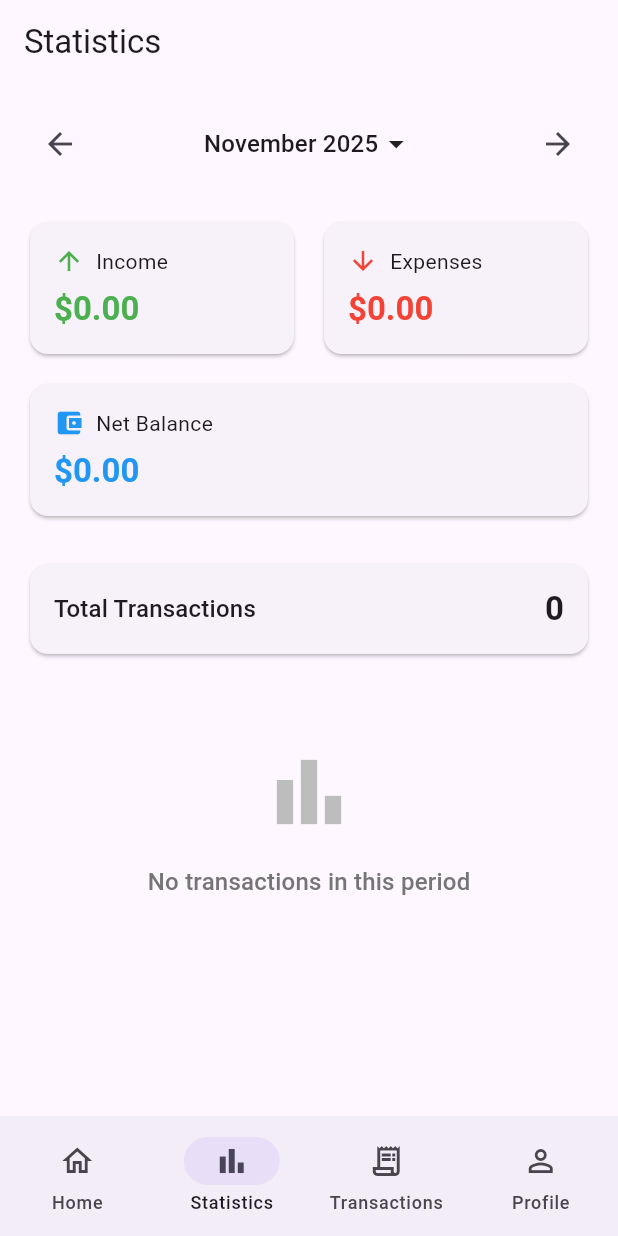
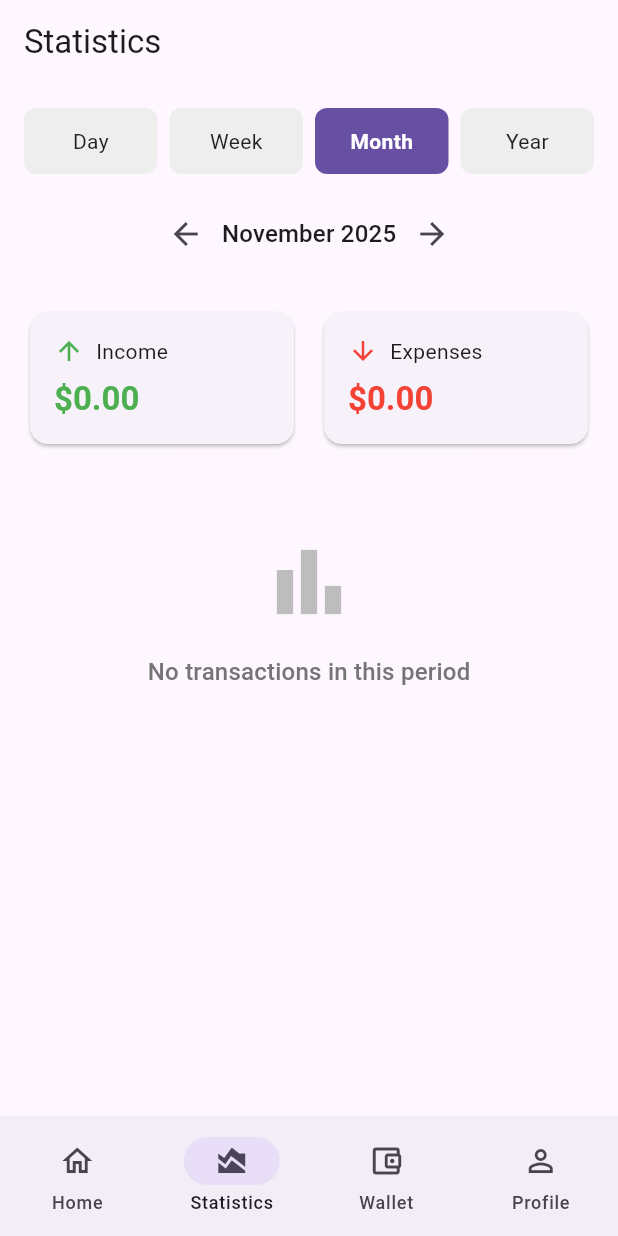
Before and after one commit to Joaozinhhh/Financy-Control, a Flutter app: the StatisticsView screen opened by its route, on a phone screen of 412 x 824 dp. Run offline on Flutter 3.47's test engine with Material 3 defaults, Android fonts, the phone set to English and light mode, and no system bars; our stand-ins replace fl_chart, get_it, go_router, pdf, printing; accounts and stored records are empty.

Commit message:
feat: add statistics charts (wip)

```diff
--- a/lib/features/home/home_shell.dart
+++ b/lib/features/home/home_shell.dart
@@ -23,10 +23,26 @@ class HomeShell extends StatelessWidget {
         selectedIndex: navigationShell.currentIndex,
         onDestinationSelected: _goBranch,
         destinations: const [
-          NavigationDestination(icon: Icon(Icons.home_outlined), selectedIcon: Icon(Icons.home), label: 'Home'),
-          NavigationDestination(icon: Icon(Icons.bar_chart_outlined), selectedIcon: Icon(Icons.bar_chart), label: 'Statistics'),
-          NavigationDestination(icon: Icon(Icons.receipt_long_outlined), selectedIcon: Icon(Icons.receipt_long), label: 'Transactions'),
-          NavigationDestination(icon: Icon(Icons.person_outline), selectedIcon: Icon(Icons.person), label: 'Profile'),
+          NavigationDestination(
+            icon: Icon(Icons.home_outlined),
+            selectedIcon: Icon(Icons.home),
+            label: 'Home',
+          ),
+          NavigationDestination(
+            icon: Icon(Icons.area_chart_outlined),
+            selectedIcon: Icon(Icons.area_chart),
+            label: 'Statistics',
+          ),
+          NavigationDestination(
+            icon: Icon(Icons.account_balance_wallet_outlined),
+            selectedIcon: Icon(Icons.account_balance_wallet),
+            label: 'Wallet',
+          ),
+          NavigationDestination(
+            icon: Icon(Icons.person_outline),
+            selectedIcon: Icon(Icons.person),
+            label: 'Profile',
+          ),
         ],
       ),
     );
--- a/lib/features/statistics/statistics_view.dart
+++ b/lib/features/statistics/statistics_view.dart
@@ -1,5 +1,6 @@
 import 'package:financy_control/core/extensions.dart';
 import 'package:financy_control/features/statistics/statistics_view_model.dart';
+import 'package:fl_chart/fl_chart.dart';
 import 'package:flutter/material.dart';
 import 'package:intl/intl.dart';
 
@@ -39,14 +40,24 @@ class _StatisticsViewState extends State<StatisticsView> {
     final now = DateTime.now();
     _selectedRange = range;
     switch (range) {
+      case 'Day':
+        _currentRangeDisplay = DateFormat.yMMMd().format(now);
+        _viewModel.setStartDate(DateTime(now.year, now.month, now.day));
+        _viewModel.setEndDate(
+          DateTime(now.year, now.month, now.day, 23, 59, 59),
+        );
+        break;
       case 'Week':
         final startOfWeek = now.subtract(Duration(days: now.weekday - 1));
+        final endOfWeek = startOfWeek.add(const Duration(days: 6));
         _currentRangeDisplay =
-            '${DateFormat.MMMd().format(startOfWeek)} - ${DateFormat.MMMd().format(now)}';
+            '${DateFormat.MMMd().format(startOfWeek)} - ${DateFormat.MMMd().format(endOfWeek)}';
         _viewModel.setStartDate(
           DateTime(startOfWeek.year, startOfWeek.month, startOfWeek.day),
         );
-        _viewModel.setEndDate(DateTime(now.year, now.month, now.day, 23, 59, 59));
+        _viewModel.setEndDate(
+          DateTime(endOfWeek.year, endOfWeek.month, endOfWeek.day, 23, 59, 59),
+        );
         break;
       case 'Month':
         _currentRangeDisplay = DateFormat.yMMMM().format(now);
@@ -68,6 +79,17 @@ class _StatisticsViewState extends State<StatisticsView> {
     if (startDate == null || endDate == null) return;
 
     switch (_selectedRange) {
+      case 'Day':
+        final offset = direction == 'previous' ? -1 : 1;
+        final newDate = startDate.add(Duration(days: offset));
+        _viewModel.setStartDate(
+          DateTime(newDate.year, newDate.month, newDate.day),
+        );
+        _viewModel.setEndDate(
+          DateTime(newDate.year, newDate.month, newDate.day, 23, 59, 59),
+        );
+        _currentRangeDisplay = DateFormat.yMMMd().format(newDate);
+        break;
       case 'Week':
         final offset = direction == 'previous' ? -7 : 7;
         final newStart = startDate.add(Duration(days: offset));
@@ -116,44 +138,55 @@ class _StatisticsViewState extends State<StatisticsView> {
               child: Column(
                 crossAxisAlignment: CrossAxisAlignment.stretch,
                 children: [
-                      // Date range selector
+                  // Range selector buttons
                   Row(
-                        mainAxisAlignment: MainAxisAlignment.spaceEvenly,
+                    children: [
+                      Expanded(
+                        child: _RangeButton(
+                          label: 'Day',
+                          isSelected: _selectedRange == 'Day',
+                          onTap: () => _updateDateRange('Day'),
+                        ),
+                      ),
+                      const SizedBox(width: 8),
+                      Expanded(
+                        child: _RangeButton(
+                          label: 'Week',
+                          isSelected: _selectedRange == 'Week',
+                          onTap: () => _updateDateRange('Week'),
+                        ),
+                      ),
+                      const SizedBox(width: 8),
+                      Expanded(
+                        child: _RangeButton(
+                          label: 'Month',
+                          isSelected: _selectedRange == 'Month',
+                          onTap: () => _updateDateRange('Month'),
+                        ),
+                      ),
+                      const SizedBox(width: 8),
+                      Expanded(
+                        child: _RangeButton(
+                          label: 'Year',
+                          isSelected: _selectedRange == 'Year',
+                          onTap: () => _updateDateRange('Year'),
+                        ),
+                      ),
+                    ],
+                  ),
+                  const SizedBox(height: 16),
+
+                  // Date navigation
+                  Row(
+                    mainAxisAlignment: MainAxisAlignment.center,
                     children: [
                       IconButton(
                         icon: const Icon(Icons.arrow_back),
                         onPressed: () => _navigateDateRange('previous'),
                       ),
-                          Flexible(
-                            child: PopupMenuButton<String>(
-                              onSelected: _updateDateRange,
-                              itemBuilder: (context) => const [
-                                PopupMenuItem(
-                                  value: 'Week',
-                                  child: Text('Week'),
-                                ),
-                                PopupMenuItem(
-                                  value: 'Month',
-                                  child: Text('Month'),
-                                ),
-                                PopupMenuItem(
-                                  value: 'Year',
-                                  child: Text('Year'),
-                                ),
-                              ],
-                              child: Row(
-                                mainAxisAlignment: MainAxisAlignment.center,
-                                children: [
                       Text(
                         _currentRangeDisplay,
-                                    style: Theme.of(context)
-                                        .textTheme
-                                        .titleMedium,
-                                  ),
-                                  const Icon(Icons.arrow_drop_down),
-                                ],
-                              ),
-                            ),
+                        style: Theme.of(context).textTheme.titleMedium,
                       ),
                       IconButton(
                         icon: const Icon(Icons.arrow_forward),
@@ -163,7 +196,7 @@ class _StatisticsViewState extends State<StatisticsView> {
                   ),
                   const SizedBox(height: 24),
 
-                      // Summary cards
+                  // Income and Expense cards
                   Row(
                     children: [
                       Expanded(
@@ -185,70 +218,68 @@ class _StatisticsViewState extends State<StatisticsView> {
                       ),
                     ],
                   ),
-                      const SizedBox(height: 12),
-                      _SummaryCard(
-                        title: 'Net Balance',
-                        amount: _viewModel.netBalance,
-                        color: _viewModel.netBalance >= 0
-                            ? Colors.blue
-                            : Colors.orange,
-                        icon: Icons.account_balance_wallet,
-                      ),
                   const SizedBox(height: 24),
 
-                      // Transaction count
+                  // Chart section
+                  if (_viewModel.transactionCount > 0) ...[
+                    Text(
+                      'Income vs Expense Trend',
+                      style: Theme.of(context).textTheme.titleLarge,
+                    ),
+                    const SizedBox(height: 12),
                     Card(
                       child: Padding(
                         padding: const EdgeInsets.all(16),
-                          child: Row(
-                            mainAxisAlignment: MainAxisAlignment.spaceBetween,
-                            children: [
-                              Text(
-                                'Total Transactions',
-                                style: Theme.of(context).textTheme.titleMedium,
-                              ),
-                              Text(
-                                '${_viewModel.transactionCount}',
-                                style: Theme.of(context)
-                                    .textTheme
-                                    .titleLarge
-                                    ?.copyWith(fontWeight: FontWeight.bold),
-                              ),
-                            ],
+                        child: SizedBox(
+                          height: 250,
+                          child: _LineChartWidget(
+                            dailyStats: _viewModel.dailyStatistics,
                           ),
                         ),
-                      ),
-                      const SizedBox(height: 24),
-
-                      // Income by category
-                      if (_viewModel.incomeByCategory.isNotEmpty) ...[
-                        Text(
-                          'Income by Category',
-                          style: Theme.of(context).textTheme.titleLarge,
-                        ),
-                        const SizedBox(height: 12),
-                        ..._viewModel.incomeByCategory.map(
-                          (stat) => _CategoryStatisticTile(
-                            statistic: stat,
-                            totalAmount: _viewModel.totalIncome,
-                            color: Colors.green,
                       ),
                     ),
                     const SizedBox(height: 24),
                   ],
 
-                      // Expenses by category
-                      if (_viewModel.expenseByCategory.isNotEmpty) ...[
+                  // Top Transactions
+                  if (_viewModel.topTransactions.isNotEmpty) ...[
                     Text(
-                          'Expenses by Category',
+                      'Top Transactions',
                       style: Theme.of(context).textTheme.titleLarge,
                     ),
                     const SizedBox(height: 12),
-                        ..._viewModel.expenseByCategory.map(
-                          (stat) => _CategoryStatisticTile(
-                            statistic: stat,
-                            totalAmount: _viewModel.totalExpense,
-                            color: Colors.red,
+                    ..._viewModel.topTransactions.map(
+                      (transaction) => Card(
+                        margin: const EdgeInsets.only(bottom: 8),
+                        child: ListTile(
+                          leading: CircleAvatar(
+                            backgroundColor: transaction.category.income
+                                ? Colors.green.withValues(alpha: 0.2)
+                                : Colors.red.withValues(alpha: 0.2),
+                            child: Icon(
+                              transaction.category.income
+                                  ? Icons.arrow_upward
+                                  : Icons.arrow_downward,
+                              color: transaction.category.income
+                                  ? Colors.green
+                                  : Colors.red,
+                            ),
+                          ),
+                          title: Text(transaction.description),
+                          subtitle: Text(
+                            '${transaction.category.description.capitalize()} • ${DateFormat.MMMd().format(transaction.date)}',
+                          ),
+                          trailing: Text(
+                            '\$${transaction.amount.abs().toStringAsFixed(2)}',
+                            style: Theme.of(context).textTheme.titleMedium
+                                ?.copyWith(
+                                  color: transaction.category.income
+                                      ? Colors.green
+                                      : Colors.red,
+                                  fontWeight: FontWeight.bold,
+                                ),
+                          ),
+                        ),
                       ),
                     ),
                   ],
@@ -268,9 +299,7 @@ class _StatisticsViewState extends State<StatisticsView> {
                             const SizedBox(height: 16),
                             Text(
                               'No transactions in this period',
-                                  style: Theme.of(context)
-                                      .textTheme
-                                      .titleMedium
+                              style: Theme.of(context).textTheme.titleMedium
                                   ?.copyWith(color: Colors.grey[600]),
                             ),
                           ],
@@ -278,6 +307,43 @@ class _StatisticsViewState extends State<StatisticsView> {
                       ),
                     ),
                 ],
+              ),
+            ),
+    );
+  }
+}
+
+class _RangeButton extends StatelessWidget {
+  final String label;
+  final bool isSelected;
+  final VoidCallback onTap;
+
+  const _RangeButton({
+    required this.label,
+    required this.isSelected,
+    required this.onTap,
+  });
+
+  @override
+  Widget build(BuildContext context) {
+    return GestureDetector(
+      onTap: onTap,
+      child: Container(
+        padding: const EdgeInsets.symmetric(vertical: 12),
+        decoration: BoxDecoration(
+          color: isSelected
+              ? Theme.of(context).colorScheme.primary
+              : Colors.grey[200],
+          borderRadius: BorderRadius.circular(8),
+        ),
+        child: Center(
+          child: Text(
+            label,
+            style: TextStyle(
+              color: isSelected ? Colors.white : Colors.black87,
+              fontWeight: isSelected ? FontWeight.bold : FontWeight.normal,
+            ),
+          ),
         ),
       ),
     );
@@ -300,6 +366,9 @@ class _SummaryCard extends StatelessWidget {
   @override
   Widget build(BuildContext context) {
     return Card(
+      shape: RoundedRectangleBorder(
+        borderRadius: BorderRadius.circular(12),
+      ),
       child: Padding(
         padding: const EdgeInsets.all(16),
         child: Column(
@@ -330,72 +399,173 @@ class _SummaryCard extends StatelessWidget {
   }
 }
 
-class _CategoryStatisticTile extends StatelessWidget {
-  final CategoryStatistic statistic;
-  final double totalAmount;
-  final Color color;
+class _LineChartWidget extends StatelessWidget {
+  final List<DailyStatistic> dailyStats;
 
-  const _CategoryStatisticTile({
-    required this.statistic,
-    required this.totalAmount,
-    required this.color,
-  });
+  const _LineChartWidget({required this.dailyStats});
 
   @override
   Widget build(BuildContext context) {
-    final percentage = totalAmount > 0
-        ? (statistic.total / totalAmount * 100)
-        : 0.0;
+    if (dailyStats.isEmpty) {
+      return const Center(child: Text('No data available'));
+    }
 
-    return Card(
-      margin: const EdgeInsets.only(bottom: 8),
-      child: Padding(
-        padding: const EdgeInsets.all(16),
-        child: Column(
-          crossAxisAlignment: CrossAxisAlignment.start,
+    final incomeSpots = dailyStats.asMap().entries.map((entry) {
+      return FlSpot(entry.key.toDouble(), entry.value.income);
+    }).toList();
+
+    final expenseSpots = dailyStats.asMap().entries.map((entry) {
+      return FlSpot(entry.key.toDouble(), entry.value.expense);
+    }).toList();
+
+    final maxY =
+        dailyStats
+            .map(
+              (stat) => stat.income > stat.expense ? stat.income : stat.expense,
+            )
+            .reduce((a, b) => a > b ? a : b) +
+        10;
+
+    return LineChart(
+      LineChartData(
+        gridData: FlGridData(
+          show: true,
+          drawVerticalLine: true,
+          horizontalInterval: maxY / 5,
+          getDrawingHorizontalLine: (value) {
+            return FlLine(
+              color: Colors.grey.withValues(alpha: 0.2),
+              strokeWidth: 1,
+            );
+          },
+          getDrawingVerticalLine: (value) {
+            return FlLine(
+              color: Colors.grey.withValues(alpha: 0.2),
+              strokeWidth: 1,
+            );
+          },
+        ),
+        titlesData: FlTitlesData(
+          show: true,
+          rightTitles: const AxisTitles(
+            sideTitles: SideTitles(showTitles: false),
+          ),
+          topTitles: const AxisTitles(
+            sideTitles: SideTitles(showTitles: false),
+          ),
+          bottomTitles: AxisTitles(
+            sideTitles: SideTitles(
+              showTitles: true,
+              reservedSize: 30,
+              interval: dailyStats.length > 10 ? dailyStats.length / 5 : 1,
+              getTitlesWidget: (value, meta) {
+                final index = value.toInt();
+                if (index < 0 || index >= dailyStats.length) {
+                  return const Text('');
+                }
+                return Padding(
+                  padding: const EdgeInsets.only(top: 8.0),
+                  child: Text(
+                    DateFormat.MMMd().format(dailyStats[index].date),
+                    style: const TextStyle(fontSize: 10),
+                  ),
+                );
+              },
+            ),
+          ),
+          leftTitles: AxisTitles(
+            sideTitles: SideTitles(
+              showTitles: true,
+              reservedSize: 45,
+              interval: maxY / 5,
+              getTitlesWidget: (value, meta) {
+                return Text(
+                  '\$${value.toInt()}',
+                  style: const TextStyle(fontSize: 10),
+                );
+              },
+            ),
+          ),
+        ),
+        borderData: FlBorderData(
+          show: true,
+          border: Border.all(color: Colors.grey.withValues(alpha: 0.3)),
+        ),
+        minX: 0,
+        maxX: (dailyStats.length - 1).toDouble(),
+        minY: 0,
+        maxY: maxY * 1.1,
+        lineBarsData: [
+          LineChartBarData(
+            spots: incomeSpots,
+            isCurved: false,
+            color: Colors.green,
+            barWidth: 3,
+            isStrokeCapRound: true,
+            dotData: FlDotData(
+              show: true,
+              getDotPainter: (spot, percent, barData, index) {
+                return FlDotCirclePainter(
+                  radius: 4,
+                  color: Colors.green,
+                  strokeWidth: 2,
+                  strokeColor: Colors.white,
+                );
+              },
+            ),
+            belowBarData: BarAreaData(show: false),
+          ),
+          LineChartBarData(
+            spots: expenseSpots,
+            isCurved: false,
+            color: Colors.red,
+            barWidth: 3,
+            isStrokeCapRound: true,
+            dotData: FlDotData(
+              show: true,
+              getDotPainter: (spot, percent, barData, index) {
+                return FlDotCirclePainter(
+                  radius: 4,
+                  color: Colors.red,
+                  strokeWidth: 2,
+                  strokeColor: Colors.white,
+                );
+              },
+            ),
+            belowBarData: BarAreaData(show: false),
+          ),
+        ],
+        lineTouchData: LineTouchData(
+          touchTooltipData: LineTouchTooltipData(
+            getTooltipColor: (touchedSpot) =>
+                Colors.blueGrey.withValues(alpha: 0.8),
+            getTooltipItems: (List<LineBarSpot> touchedBarSpots) {
+              return touchedBarSpots.map((barSpot) {
+                final flSpot = barSpot;
+                final date = dailyStats[flSpot.x.toInt()].date;
+                final isIncome = barSpot.barIndex == 0;
+
+                return LineTooltipItem(
+                  '${DateFormat.MMMd().format(date)}\n',
+                  const TextStyle(
+                    color: Colors.white,
+                    fontWeight: FontWeight.bold,
+                  ),
                   children: [
-            Row(
-              mainAxisAlignment: MainAxisAlignment.spaceBetween,
-              children: [
-                Text(
-                  statistic.category.description.capitalize(),
-                  style: Theme.of(context).textTheme.titleMedium,
-                ),
-                Text(
-                  '\$${statistic.total.toStringAsFixed(2)}',
-                  style: Theme.of(context).textTheme.titleMedium?.copyWith(
-                        fontWeight: FontWeight.bold,
-                        color: color,
+                    TextSpan(
+                      text:
+                          '${isIncome ? 'Income' : 'Expense'}: \$${flSpot.y.toStringAsFixed(2)}',
+                      style: TextStyle(
+                        color: isIncome ? Colors.green : Colors.red,
+                        fontWeight: FontWeight.normal,
                       ),
                     ),
                   ],
+                );
+              }).toList();
+            },
           ),
-            const SizedBox(height: 8),
-            Row(
-              children: [
-                Expanded(
-                  child: LinearProgressIndicator(
-                    value: percentage / 100,
-                    backgroundColor: color.withValues(alpha: 0.2),
-                    valueColor: AlwaysStoppedAnimation<Color>(color),
-                  ),
-                ),
-                const SizedBox(width: 12),
-                Text(
-                  '${percentage.toStringAsFixed(1)}%',
-                  style: Theme.of(context).textTheme.bodyMedium,
-                ),
-              ],
-            ),
-            const SizedBox(height: 4),
-            Text(
-              '${statistic.count} transaction${statistic.count != 1 ? 's' : ''}',
-              style: Theme.of(context)
-                  .textTheme
-                  .bodySmall
-                  ?.copyWith(color: Colors.grey[600]),
-            ),
-          ],
+          handleBuiltInTouches: true,
         ),
       ),
     );
--- a/lib/features/statistics/statistics_view_model.dart
+++ b/lib/features/statistics/statistics_view_model.dart
@@ -12,6 +12,18 @@ class CategoryStatistic {
     required this.category,
     required this.total,
     required this.count,
+  });
+}
+
+class DailyStatistic {
+  final DateTime date;
+  final double income;
+  final double expense;
+
+  DailyStatistic({
+    required this.date,
+    required this.income,
+    required this.expense,
   });
 }
 
@@ -81,6 +93,46 @@ class StatisticsViewModel extends ChangeNotifier {
       ..sort((a, b) => b.total.compareTo(a.total));
   }
 
+  List<DailyStatistic> get dailyStatistics {
+    if (_startDate == null || _endDate == null) return [];
+
+    final Map<DateTime, DailyStatistic> grouped = {};
+
+    for (final transaction in _transactions) {
+      final date = DateTime(
+        transaction.date.year,
+        transaction.date.month,
+        transaction.date.day,
+      );
+
+      if (!grouped.containsKey(date)) {
+        grouped[date] = DailyStatistic(date: date, income: 0.0, expense: 0.0);
+      }
+
+      if (transaction.category.income) {
+        grouped[date] = DailyStatistic(
+          date: date,
+          income: grouped[date]!.income + transaction.amount,
+          expense: grouped[date]!.expense,
+        );
+      } else if (transaction.category.expense) {
+        grouped[date] = DailyStatistic(
+          date: date,
+          income: grouped[date]!.income,
+          expense: grouped[date]!.expense + transaction.amount.abs(),
+        );
+      }
+    }
+
+    return grouped.values.toList()..sort((a, b) => a.date.compareTo(b.date));
+  }
+
+  List<TransactionModel> get topTransactions {
+    final sorted = List<TransactionModel>.from(_transactions)
+      ..sort((a, b) => b.amount.abs().compareTo(a.amount.abs()));
+    return sorted.take(5).toList();
+  }
+
   void setStartDate(DateTime? date) {
     _startDate = date;
     rebuild();
--- a/pubspec.yaml
+++ b/pubspec.yaml
@@ -18,6 +18,7 @@ dependencies:
   pdf: ^3.11.1
   printing: ^5.13.4
   path_provider: ^2.1.5
+  fl_chart: ^1.1.1
 
 dev_dependencies:
   flutter_test:
```
Also changed, not shown: pubspec.lock. Lines whose indentation alone changed are shown as unchanged.
